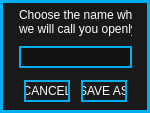
First picture: the form in standalone/advanced/forms/saveAsForm.ui, repository Muse-Kinetics/softstep_editor, before the edit.
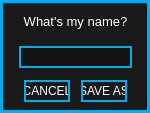
Second picture: the form after the edit.

Patch:
```diff
--- a/standalone/advanced/forms/saveAsForm.ui
+++ b/standalone/advanced/forms/saveAsForm.ui
@@ -136,7 +136,11 @@
     </rect>
    </property>
    <property name="text">
-    <string>Choose the name which &lt;br&gt;we will call you openly:</string>
+    <string>&lt;!DOCTYPE HTML PUBLIC &quot;-//W3C//DTD HTML 4.0//EN&quot; &quot;http://www.w3.org/TR/REC-html40/strict.dtd&quot;&gt;
+&lt;html&gt;&lt;head&gt;&lt;meta name=&quot;qrichtext&quot; content=&quot;1&quot; /&gt;&lt;style type=&quot;text/css&quot;&gt;
+p, li { white-space: pre-wrap; }
+&lt;/style&gt;&lt;/head&gt;&lt;body style=&quot; font-family:'Futura'; font-size:10pt; font-weight:400; font-style:normal;&quot;&gt;
+&lt;p style=&quot; margin-top:0px; margin-bottom:0px; margin-left:0px; margin-right:0px; -qt-block-indent:0; text-indent:0px;&quot;&gt;What's my name?&lt;/p&gt;&lt;/body&gt;&lt;/html&gt;</string>
    </property>
    <property name="alignment">
     <set>Qt::AlignCenter</set>
```
Left out of the diff: 2 changed lines with no effect on the pictures.
